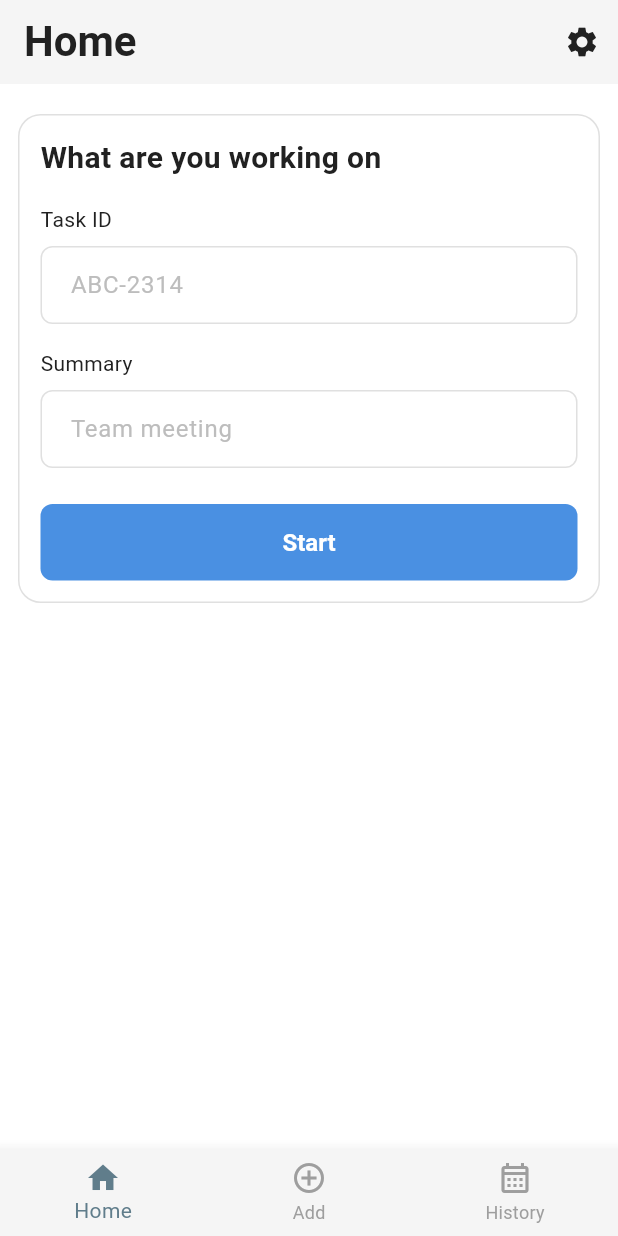
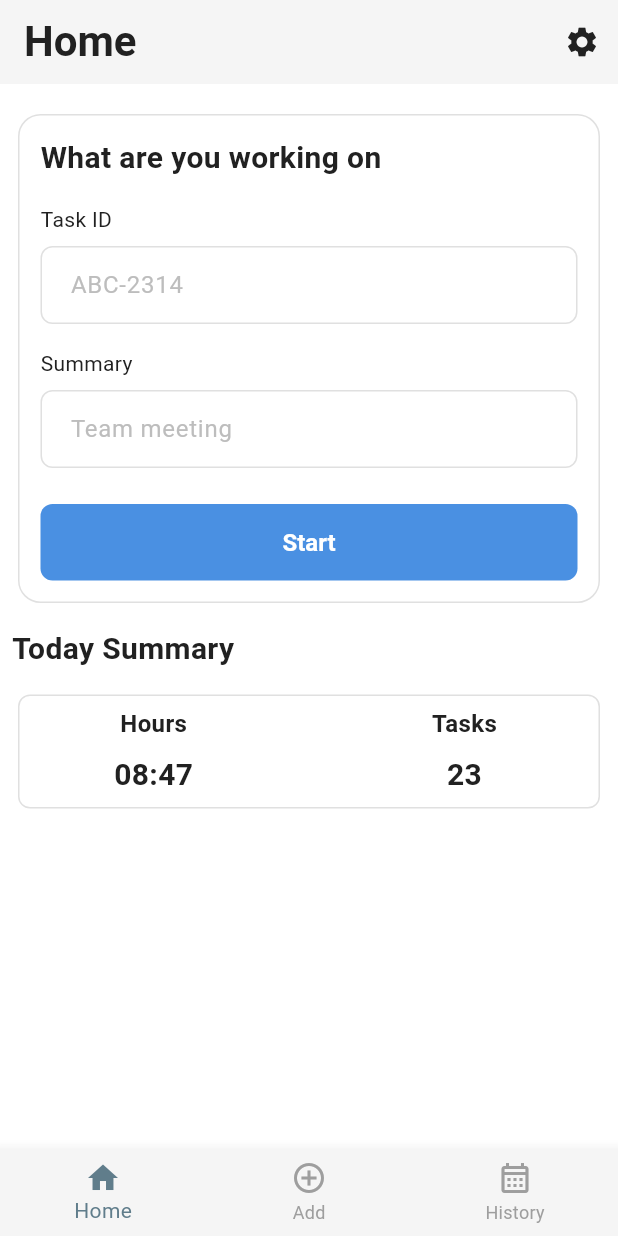
Before and after one commit to AminduSasanka/flutter_time_tracker, a Flutter app: the screen it shows after launch, on a phone screen of 412 x 824 dp. Run offline on Flutter 3.47's test engine with Material 3 defaults, Android fonts, the phone set to English and light mode, and no system bars; our stand-ins replace dio, flutter_riverpod, flutter_secure_storage, go_router, multiple_result, shared_preferences and 1 more; missing offline and left inert: dio_http_formatter; accounts and stored records are empty.

Commit message:
added today summary widget UI

```diff
--- a/lib/presentation/features/home/screens/home_screen.dart
+++ b/lib/presentation/features/home/screens/home_screen.dart
@@ -3,6 +3,7 @@ import 'package:flutter_riverpod/flutter_riverpod.dart';
 import 'package:flutter_time_tracker/core/constants/route_names.dart';
 import 'package:flutter_time_tracker/core/theme/text_styles.dart';
 import 'package:flutter_time_tracker/presentation/features/home/widgets/current_work_log_widget.dart';
+import 'package:flutter_time_tracker/presentation/features/home/widgets/today_summary_widget.dart';
 import 'package:go_router/go_router.dart';
 
 class HomeScreen extends ConsumerStatefulWidget {
@@ -34,7 +35,16 @@ class _HomeScreenState extends ConsumerState<HomeScreen> {
           top: 16,
           bottom: 8,
         ),
-        child: SingleChildScrollView(child: Column(children: [CurrentWorkLogWidget()])),
+        child: SingleChildScrollView(
+          child: Column(
+            crossAxisAlignment: CrossAxisAlignment.start,
+            children: [
+              CurrentWorkLogWidget(),
+              SizedBox(height: 12),
+              TodaySummary(),
+            ],
+          ),
+        ),
       ),
     );
   }
--- /dev/null
+++ b/lib/presentation/features/home/widgets/today_summary_widget.dart
@@ -0,0 +1,55 @@
+import 'package:flutter/material.dart';
+import 'package:flutter_riverpod/flutter_riverpod.dart';
+import 'package:flutter_time_tracker/core/theme/text_styles.dart';
+
+class TodaySummary extends ConsumerWidget {
+  const TodaySummary({super.key});
+
+  @override
+  Widget build(BuildContext context, WidgetRef ref) {
+    return Column(
+      crossAxisAlignment: CrossAxisAlignment.start,
+      children: [
+        Text('Today Summary', style: TextStyles.title),
+        SizedBox(height: 12),
+        Card(
+          shape: RoundedRectangleBorder(
+            side: const BorderSide(color: Colors.black12, width: 1.0),
+            borderRadius: BorderRadius.circular(8.0),
+          ),
+          elevation: 0,
+          child: Padding(
+            padding: const EdgeInsetsGeometry.all(8),
+            child: Row(
+              children: [
+                SizedBox(
+                  width: MediaQuery.of(context).size.width * 0.4,
+                  child: Column(
+                    mainAxisAlignment: MainAxisAlignment.center,
+                    children: [
+                      Text("Hours", style: TextStyles.subTitle),
+                      SizedBox(height: 8),
+                      Text("08:47", style: TextStyles.title),
+                    ],
+                  ),
+                ),
+                Spacer(),
+                SizedBox(
+                  width: MediaQuery.of(context).size.width * 0.4,
+                  child: Column(
+                    mainAxisAlignment: MainAxisAlignment.center,
+                    children: [
+                      Text("Tasks", style: TextStyles.subTitle),
+                      SizedBox(height: 8),
+                      Text("23", style: TextStyles.title),
+                    ],
+                  ),
+                ),
+              ],
+            ),
+          ),
+        ),
+      ],
+    );
+  }
+}
```
